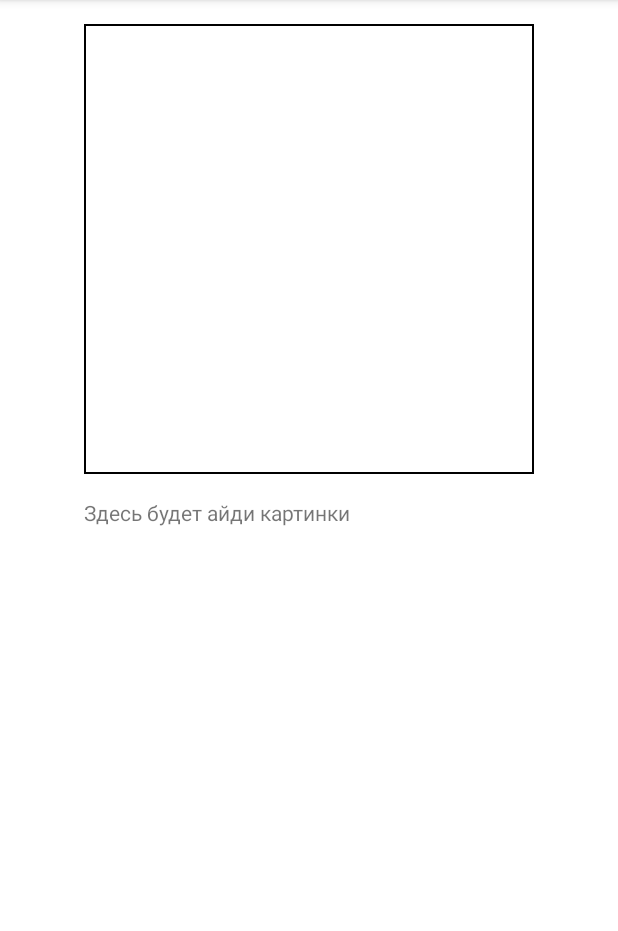
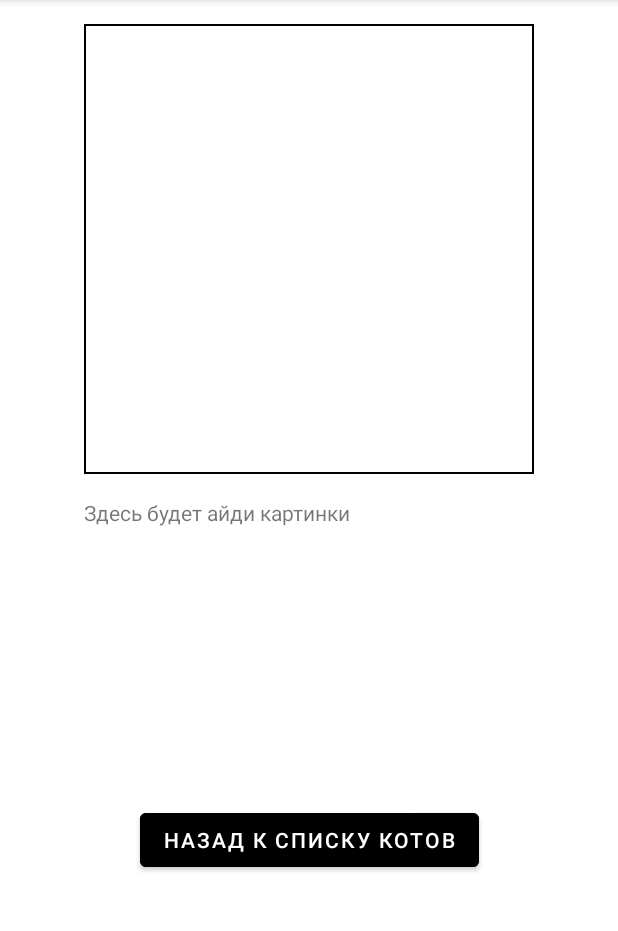
Before and after one commit to Uasanya/Cats, an Android app: the fragment CatInfoFragment placed in its activity, on a phone screen of 412 x 824 dp, the part 84-1015 px from its top. Run offline under Robolectric (Android 15) with nearby library versions, the phone set to English and light mode, and no system bars; 4 statements that could not run were skipped.

Commit message:
added backstack

```diff
--- a/app/src/main/java/com/example/srez/ui/base/BaseFragment.java
+++ b/app/src/main/java/com/example/srez/ui/base/BaseFragment.java
@@ -14,20 +14,23 @@ import com.example.srez.R;
 public abstract class BaseFragment extends Fragment {
 
     private FragmentManager fm;
-    private FragmentTransaction ft;
 
     @Override
     public void onCreate(@Nullable Bundle savedInstanceState) {
         super.onCreate(savedInstanceState);
         fm = requireActivity().getSupportFragmentManager();
-        ft = fm.beginTransaction();
     }
 
     protected void navigate(Fragment fragment) {
-        ft.replace(R.id.container, fragment).commit();
+        FragmentTransaction ft = fm.beginTransaction();
+        ft.replace(R.id.container, fragment,fragment.getTag()).addToBackStack(null).commit();
     }
 
     protected void showToast(@StringRes Integer res) {
         Toast.makeText(getActivity(), res, Toast.LENGTH_LONG).show();
     }
+
+    protected void navigateBack(){
+        requireActivity().onBackPressed();
+    }
 }
--- a/app/src/main/java/com/example/srez/ui/catsinfo/CatInfoFragment.java
+++ b/app/src/main/java/com/example/srez/ui/catsinfo/CatInfoFragment.java
@@ -4,6 +4,7 @@ import android.os.Bundle;
 import android.view.LayoutInflater;
 import android.view.View;
 import android.view.ViewGroup;
+import android.widget.Button;
 import android.widget.ImageView;
 import android.widget.TextView;
 
@@ -51,5 +52,9 @@ public class CatInfoFragment extends BaseFragment implements Serializable {
         ImageView ivCat = view.findViewById(R.id.iv_cat);
         tvCatId.setText(cat.getId());
         GlideUtils.loadImage(ivCat, cat.getImage());
+        Button back = view.findViewById(R.id.b_back);
+        back.setOnClickListener(view1 -> {
+            navigateBack();
+        });
     }
 }
--- a/app/src/main/res/layout/fragment_cat_info.xml
+++ b/app/src/main/res/layout/fragment_cat_info.xml
@@ -27,4 +27,17 @@
         android:text="@string/image_id"
         />
 
+    <Button
+        android:id="@+id/b_back"
+        android:layout_width="wrap_content"
+        android:layout_height="wrap_content"
+        app:layout_constraintTop_toBottomOf="@id/tv_cat_id"
+        app:layout_constraintLeft_toLeftOf="parent"
+        app:layout_constraintRight_toRightOf="parent"
+        android:text="@string/back"
+        android:backgroundTint="@color/black"
+        app:layout_constraintBottom_toBottomOf="parent"
+        />
+
+
 </androidx.constraintlayout.widget.ConstraintLayout>
--- a/app/src/main/res/values/dimens.xml
+++ b/app/src/main/res/values/dimens.xml
@@ -5,4 +5,6 @@
     <dimen name="margin">16dp</dimen>
     <dimen name="iv_info">300dp</dimen>
     <dimen name="text_size">36sp</dimen>
+    <dimen name="button_dist">300dp</dimen>
+
 </resources>
--- a/app/src/main/res/values/strings.xml
+++ b/app/src/main/res/values/strings.xml
@@ -3,4 +3,5 @@
     <string name="no_data">NO DATA</string>
     <string name="image_id">Здесь будет айди картинки</string>
     <string name="wrong">Something went wrong, please try later</string>
+    <string name="back">Назад к списку котов</string>
 </resources>
--- a/build.gradle
+++ b/build.gradle
@@ -1,5 +1,5 @@
 // Top-level build file where you can add configuration options common to all sub-projects/modules.
 plugins {
-    id 'com.android.application' version '7.3.1' apply false
-    id 'com.android.library' version '7.3.1' apply false
+    id 'com.android.application' version '7.4.0' apply false
+    id 'com.android.library' version '7.4.0' apply false
 }
```
Also changed, not shown: app/src/main/java/com/example/srez/ui/MainActivity.java (+9 -0 lines), gradle/wrapper/gradle-wrapper.properties.
